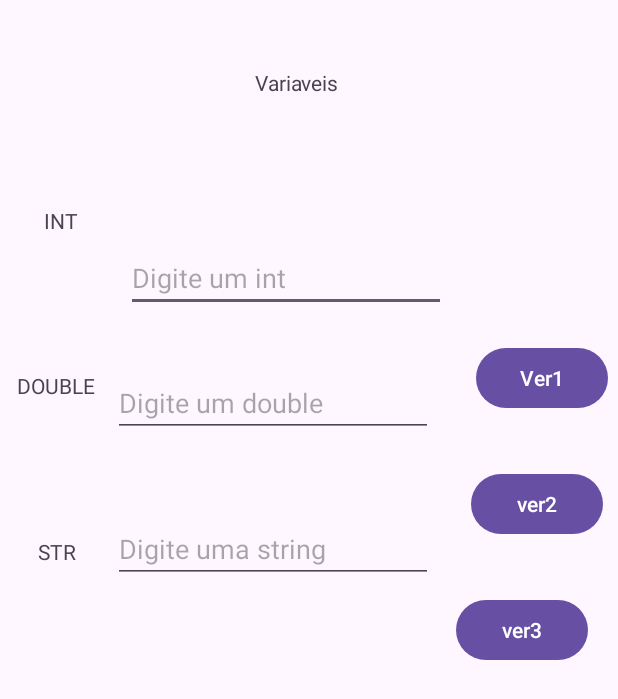
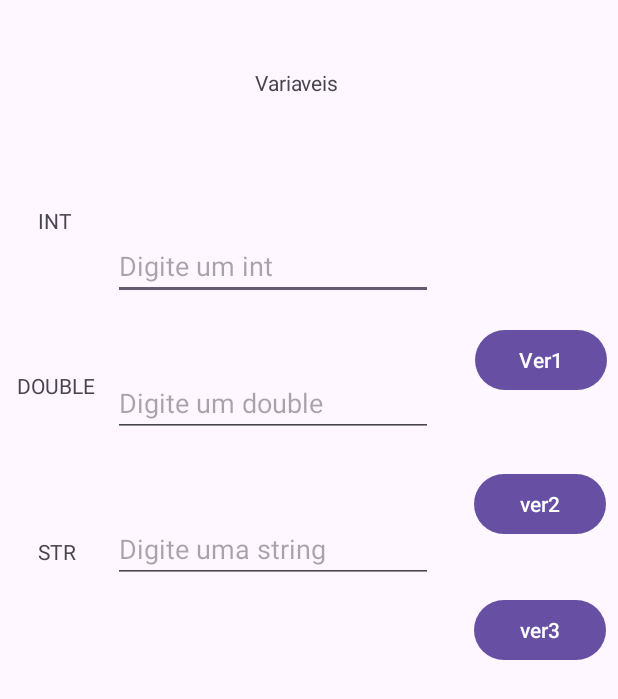
Before and after one commit to kevinzancle/disciplinas-2024, an Android app: the screen it shows after launch (MainActivity), on a phone screen of 412 x 824 dp. Shown: the top 699 px of the screen. Run offline under Robolectric (Android 15) with nearby library versions, the light colour scheme and no system bars.

Commit message:
add = apk

```diff
--- a/repo-uc13/Aula16/app/src/main/res/layout/activity_main.xml
+++ b/repo-uc13/Aula16/app/src/main/res/layout/activity_main.xml
@@ -27,10 +27,10 @@
         android:inputType="number"
         app:layout_constraintBottom_toTopOf="@+id/double_input"
         app:layout_constraintEnd_toEndOf="parent"
-        app:layout_constraintHorizontal_bias="0.422"
+        app:layout_constraintHorizontal_bias="0.378"
         app:layout_constraintStart_toStartOf="parent"
         app:layout_constraintTop_toTopOf="parent"
-        app:layout_constraintVertical_bias="0.81" />
+        app:layout_constraintVertical_bias="0.77" />
 
     <EditText
         android:id="@+id/double_input"
@@ -103,12 +103,12 @@
         android:layout_width="wrap_content"
         android:layout_height="wrap_content"
         android:layout_marginStart="20dp"
-        android:layout_marginBottom="36dp"
+        android:layout_marginBottom="48dp"
         android:onClick="acao1"
         android:text="Ver1"
         app:layout_constraintBottom_toTopOf="@+id/double_btn"
         app:layout_constraintEnd_toEndOf="parent"
-        app:layout_constraintHorizontal_bias="0.0"
+        app:layout_constraintHorizontal_bias="0.529"
         app:layout_constraintStart_toEndOf="@+id/int_input" />
 
     <Button
@@ -120,7 +120,7 @@
         android:text="ver2"
         app:layout_constraintBottom_toTopOf="@+id/str_btn"
         app:layout_constraintEnd_toEndOf="parent"
-        app:layout_constraintHorizontal_bias="0.714"
+        app:layout_constraintHorizontal_bias="0.783"
         app:layout_constraintStart_toEndOf="@+id/double_input" />
 
     <Button
@@ -132,7 +132,7 @@
         android:text="ver3"
         app:layout_constraintBottom_toBottomOf="parent"
         app:layout_constraintEnd_toEndOf="parent"
-        app:layout_constraintHorizontal_bias="0.428"
+        app:layout_constraintHorizontal_bias="0.783"
         app:layout_constraintStart_toEndOf="@+id/str_input" />
 
 </androidx.constraintlayout.widget.ConstraintLayout>
```
Also changed, not shown: 1 other file.
